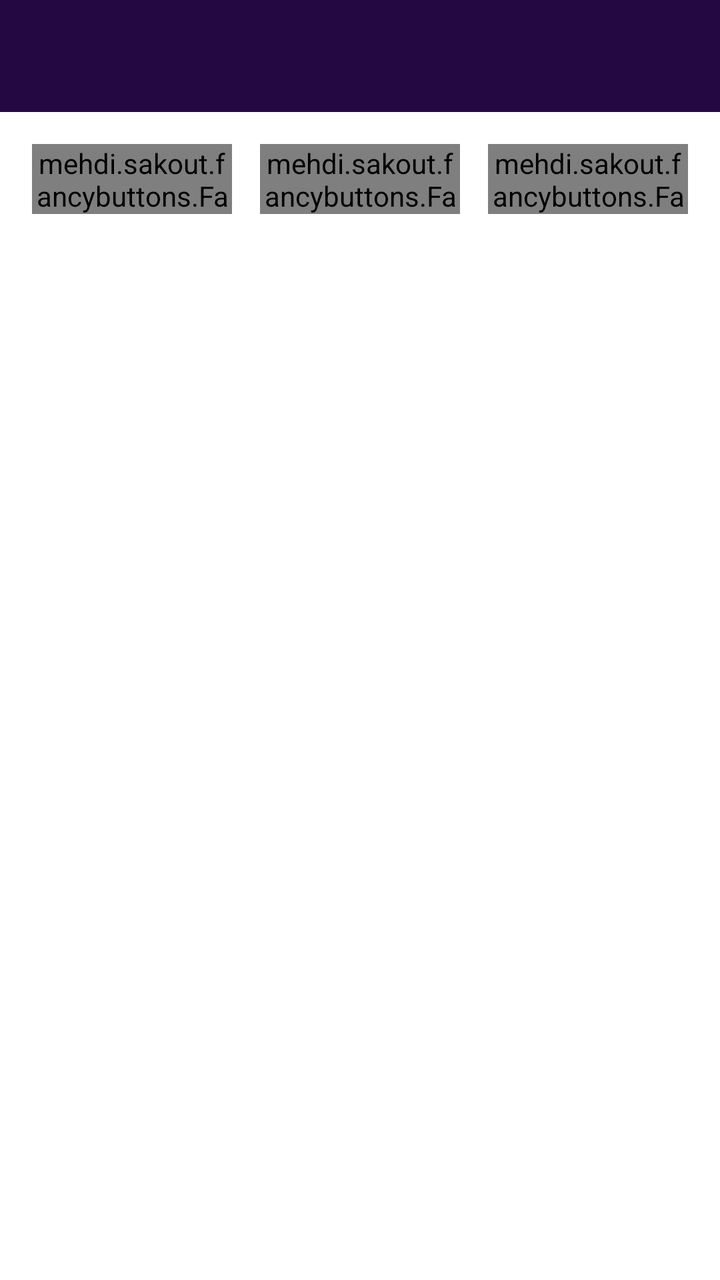
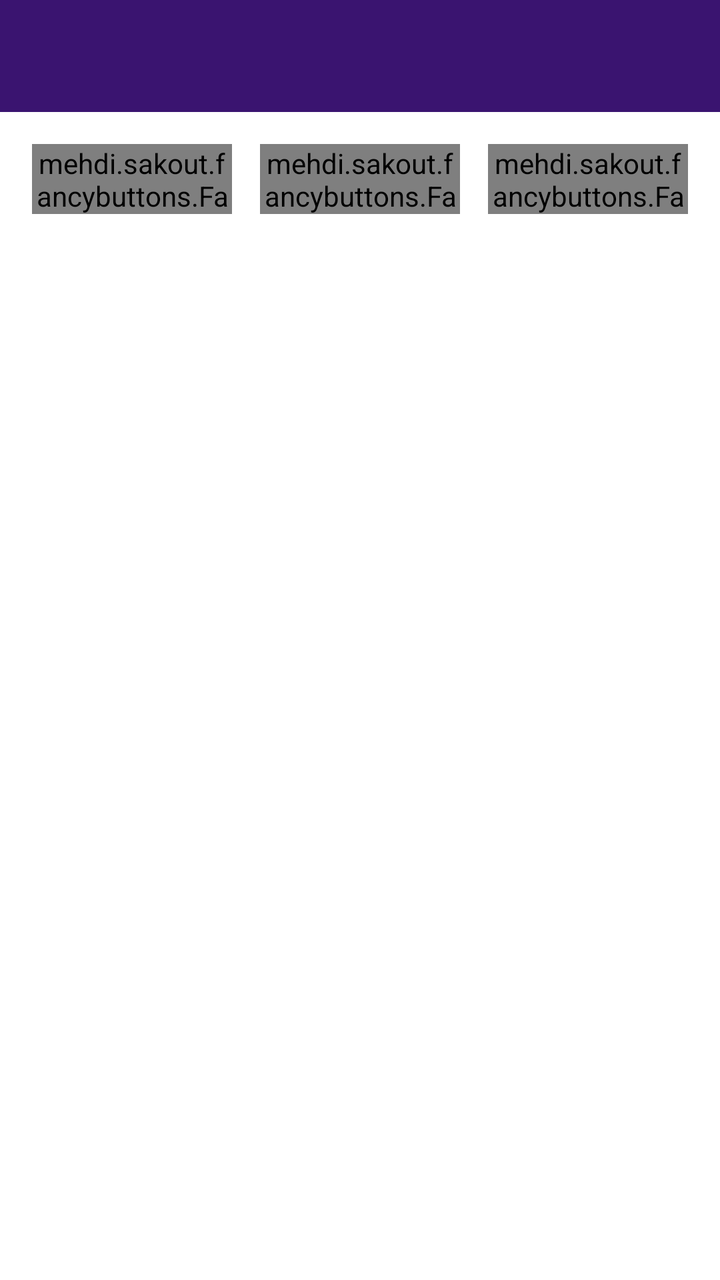

Before-and-after screenshots of an Android layout around one commit, followed by the original layout XML and the change that was made.
<!-- AndroidManifest.xml: activity theme AppTheme.LegacyToolbar -->
<!-- res/layout/activity_indicadores_gestor.xml -->
<?xml version="1.0" encoding="utf-8"?>
<androidx.constraintlayout.widget.ConstraintLayout
    xmlns:android="http://schemas.android.com/apk/res/android"
    xmlns:app="http://schemas.android.com/apk/res-auto"
    xmlns:custom="http://schemas.android.com/apk/res-auto"
    xmlns:fancy="http://schemas.android.com/apk/res-auto"
    xmlns:tools="http://schemas.android.com/tools"
    android:layout_width="match_parent"
    android:layout_height="match_parent"
    tools:context=".IndicadoresActivity">

    <com.google.android.material.appbar.AppBarLayout
        android:id="@+id/ind_gestor_appbar"
        android:layout_width="0dp"
        android:layout_height="wrap_content"
        android:theme="@style/AppTheme.AppBarOverlay"
        app:elevation="0dp"
        app:layout_constraintEnd_toEndOf="parent"
        app:layout_constraintStart_toStartOf="parent"
        app:layout_constraintTop_toTopOf="parent">

        <View
            android:id="@+id/ind_gestor_status_bar_bg"
            android:layout_width="match_parent"
            android:layout_height="0dp"
            android:background="@color/primary_dark" />

        <androidx.appcompat.widget.Toolbar
            android:id="@+id/ind_gestor_toolbar"
            android:layout_width="match_parent"
            android:layout_height="?attr/actionBarSize"
            android:background="?attr/colorPrimary"
            app:popupTheme="@style/AppTheme.PopupOverlay"
            app:subtitleTextColor="@android:color/white"
            app:titleTextColor="@android:color/white" />

    </com.google.android.material.appbar.AppBarLayout>

    <mehdi.sakout.fancybuttons.FancyButton
        android:id="@+id/btn_ontem"
        android:layout_width="100dp"
        android:layout_height="35dp"
        android:layout_marginTop="16dp"
        android:layout_marginEnd="16dp"
        android:gravity="top"
        app:layout_constraintEnd_toEndOf="parent"
        app:layout_constraintTop_toBottomOf="@id/ind_gestor_appbar"
        fancy:fb_borderColor="#2196f3"
        fancy:fb_borderWidth="2dp"
        fancy:fb_defaultColor="#ffff"
        fancy:fb_focusColor="#2196f3"
        fancy:fb_radius="30dp"
        fancy:fb_text="Ontem"
        fancy:fb_textColor="#2196f3"
        fancy:fb_textSize="12sp">

    </mehdi.sakout.fancybuttons.FancyButton>


    <mehdi.sakout.fancybuttons.FancyButton
        android:id="@+id/btn_dia"
        android:layout_width="100dp"
        android:layout_height="35dp"
        android:layout_marginStart="16dp"
        android:layout_marginTop="16dp"
        android:layout_marginEnd="16dp"
        android:gravity="top"
        app:layout_constraintEnd_toStartOf="@+id/btn_ontem"
        app:layout_constraintStart_toEndOf="@+id/btn_acumulado"
        app:layout_constraintTop_toBottomOf="@id/ind_gestor_appbar"
        fancy:fb_borderColor="#2196f3"
        fancy:fb_borderWidth="2dp"
        fancy:fb_defaultColor="#ffff"
        fancy:fb_focusColor="#2196f3"
        fancy:fb_radius="30dp"
        fancy:fb_text="Dia"
        fancy:fb_textColor="#2196f3"
        fancy:fb_textSize="12sp">

    </mehdi.sakout.fancybuttons.FancyButton>

    <FrameLayout
        android:id="@+id/frameLayout"
        android:layout_width="match_parent"
        android:layout_height="0dp"
        android:layout_marginStart="3dp"
        android:layout_marginTop="8dp"
        android:layout_marginEnd="3dp"
        android:layout_marginBottom="10dp"
        app:layout_constraintBottom_toBottomOf="parent"
        app:layout_constraintEnd_toEndOf="parent"
        app:layout_constraintHorizontal_bias="0.0"
        app:layout_constraintStart_toStartOf="parent"
        app:layout_constraintTop_toBottomOf="@+id/btn_acumulado">

    </FrameLayout>

    <mehdi.sakout.fancybuttons.FancyButton
        android:id="@+id/btn_acumulado"
        android:layout_width="100dp"
        android:layout_height="35dp"
        android:layout_marginStart="16dp"
        android:layout_marginTop="16dp"
        android:gravity="top"
        app:layout_constraintStart_toStartOf="parent"
        app:layout_constraintTop_toBottomOf="@id/ind_gestor_appbar"
        fancy:fb_borderColor="#2196f3"
        fancy:fb_borderWidth="2dp"
        fancy:fb_defaultColor="#ffff"
        fancy:fb_focusColor="#2196f3"
        fancy:fb_radius="30dp"
        fancy:fb_text="Acumulado"
        fancy:fb_textColor="#2196f3"
        fancy:fb_textSize="12sp" />


</androidx.constraintlayout.widget.ConstraintLayout>
<!-- resources referenced by this layout -->
<resources>
  <color name="primary_dark">#18042E</color>
  <style name="AppTheme.AppBarOverlay" parent="ThemeOverlay.AppCompat.Dark.ActionBar" />
  <style name="AppTheme.PopupOverlay" parent="ThemeOverlay.AppCompat.Light" />
  <style name="AppTheme.LegacyToolbar" parent="AppThemeCliente">
          <item name="windowActionBar">false</item>
          <item name="windowNoTitle">true</item>
          <item name="colorPrimaryDark">@color/primary_dark</item>
          <item name="android:windowOptOutEdgeToEdgeEnforcement" tools:targetApi="35">true</item>
          <item name="android:statusBarColor">@color/primary_dark</item>
          <item name="android:windowLightStatusBar" tools:targetApi="23">false</item>
      </style>
  <style name="AppThemeCliente" parent="Theme.MaterialComponents.Light.DarkActionBar">
          
          <item name="colorPrimary">@color/primary</item>
          <item name="colorPrimaryDark">@color/primary_dark</item>
          <item name="colorAccent">@color/accent</item>
          <item name="android:textColorPrimary">@color/primary_text</item>
          <item name="android:textColorSecondary">@color/secondary_text</item>
          <item name="android:colorControlNormal">@color/secondary_text</item>
          <item name="android:colorControlActivated">@color/primary</item>
          <item name="android:windowOptOutEdgeToEdgeEnforcement" tools:targetApi="35">true</item>
          <item name="windowActionBarOverlay">false</item>
          <item name="android:windowActionBarOverlay">false</item>
          <item name="android:statusBarColor">@color/primary_dark</item>
          <item name="android:windowLightStatusBar" tools:targetApi="23">false</item>
          <item name="android:icon">@color/icons</item>
          <item name="android:colorButtonNormal" tools:targetApi="lollipop">@color/primary_dark</item>
          <item name="android:divider">@color/divider</item>
  
  
  
      </style>
  <color name="primary">#240842</color>
  <color name="accent">#8A18D1</color>
  <color name="primary_text">#212121</color>
  <color name="secondary_text">#757575</color>
  <color name="icons">#FFFFFF</color>
  <color name="divider">#E0E0E0</color>
</resources>

<!-- the commit's change to res/layout/activity_indicadores_gestor.xml (unified diff, before → after) -->
@@ -45,13 +45,13 @@
         android:gravity="top"
         app:layout_constraintEnd_toEndOf="parent"
         app:layout_constraintTop_toBottomOf="@id/ind_gestor_appbar"
-        fancy:fb_borderColor="#2196f3"
+        fancy:fb_borderColor="#8A18D1"
         fancy:fb_borderWidth="2dp"
         fancy:fb_defaultColor="#ffff"
-        fancy:fb_focusColor="#2196f3"
+        fancy:fb_focusColor="#8A18D1"
         fancy:fb_radius="30dp"
         fancy:fb_text="Ontem"
-        fancy:fb_textColor="#2196f3"
+        fancy:fb_textColor="#8A18D1"
         fancy:fb_textSize="12sp">
 
     </mehdi.sakout.fancybuttons.FancyButton>
@@ -68,13 +68,13 @@
         app:layout_constraintEnd_toStartOf="@+id/btn_ontem"
         app:layout_constraintStart_toEndOf="@+id/btn_acumulado"
         app:layout_constraintTop_toBottomOf="@id/ind_gestor_appbar"
-        fancy:fb_borderColor="#2196f3"
+        fancy:fb_borderColor="#8A18D1"
         fancy:fb_borderWidth="2dp"
         fancy:fb_defaultColor="#ffff"
-        fancy:fb_focusColor="#2196f3"
+        fancy:fb_focusColor="#8A18D1"
         fancy:fb_radius="30dp"
         fancy:fb_text="Dia"
-        fancy:fb_textColor="#2196f3"
+        fancy:fb_textColor="#8A18D1"
         fancy:fb_textSize="12sp">
 
     </mehdi.sakout.fancybuttons.FancyButton>
@@ -104,13 +104,13 @@
         android:gravity="top"
         app:layout_constraintStart_toStartOf="parent"
         app:layout_constraintTop_toBottomOf="@id/ind_gestor_appbar"
-        fancy:fb_borderColor="#2196f3"
+        fancy:fb_borderColor="#8A18D1"
         fancy:fb_borderWidth="2dp"
         fancy:fb_defaultColor="#ffff"
-        fancy:fb_focusColor="#2196f3"
+        fancy:fb_focusColor="#8A18D1"
         fancy:fb_radius="30dp"
         fancy:fb_text="Acumulado"
-        fancy:fb_textColor="#2196f3"
+        fancy:fb_textColor="#8A18D1"
         fancy:fb_textSize="12sp" />
 
 
<!-- resource entries referenced after the edit -->
@@ -1,6 +1,6 @@
 <!-- resources referenced by this layout -->
 <resources>
-  <color name="primary_dark">#18042E</color>
+  <color name="primary_dark">#24094A</color>
   <style name="AppTheme.AppBarOverlay" parent="ThemeOverlay.AppCompat.Dark.ActionBar" />
   <style name="AppTheme.PopupOverlay" parent="ThemeOverlay.AppCompat.Light" />
   <style name="AppTheme.LegacyToolbar" parent="AppThemeCliente">
@@ -12,6 +12,15 @@
           <item name="android:windowLightStatusBar" tools:targetApi="23">false</item>
       </style>
   <style name="AppThemeCliente" parent="Theme.MaterialComponents.Light.DarkActionBar">
+          
+          <item name="colorSecondary">@color/accent</item>
+          <item name="colorOnSecondary">@color/icons</item>
+          <item name="shapeAppearanceSmallComponent">@style/ShapeAppearance.Fikon.Small</item>
+          <item name="shapeAppearanceMediumComponent">@style/ShapeAppearance.Fikon.Medium</item>
+          <item name="materialButtonStyle">@style/Widget.Fikon.Button</item>
+          <item name="cardViewStyle">@style/Widget.Fikon.CardView</item>
+          <item name="android:textColorHint">@color/secondary_text</item>
+  
           
           <item name="colorPrimary">@color/primary</item>
           <item name="colorPrimaryDark">@color/primary_dark</item>
@@ -32,11 +41,30 @@
   
   
       </style>
-  <color name="primary">#240842</color>
+  <color name="primary">#3A1470</color>
   <color name="accent">#8A18D1</color>
-  <color name="primary_text">#212121</color>
-  <color name="secondary_text">#757575</color>
+  <color name="primary_text">#1E1A2B</color>
+  <color name="secondary_text">#6B6680</color>
   <color name="icons">#FFFFFF</color>
-  <color name="divider">#E0E0E0</color>
+  <style name="ShapeAppearance.Fikon.Small" parent="ShapeAppearance.MaterialComponents.SmallComponent">
+          <item name="cornerFamily">rounded</item>
+          <item name="cornerSize">12dp</item>
+      </style>
+  <style name="ShapeAppearance.Fikon.Medium" parent="ShapeAppearance.MaterialComponents.MediumComponent">
+          <item name="cornerFamily">rounded</item>
+          <item name="cornerSize">16dp</item>
+      </style>
+  <style name="Widget.Fikon.Button" parent="Widget.MaterialComponents.Button">
+          <item name="cornerRadius">12dp</item>
+          <item name="android:letterSpacing">0.04</item>
+          <item name="android:fontFamily">sans-serif-medium</item>
+      </style>
+  <style name="Widget.Fikon.CardView" parent="CardView">
+          <item name="cardCornerRadius">12dp</item>
+          <item name="cardElevation">2dp</item>
+          <item name="cardBackgroundColor">@color/surface</item>
+      </style>
+  <color name="divider">#E6E3EE</color>
+  <color name="surface">#FFFFFF</color>
 </resources>
 
